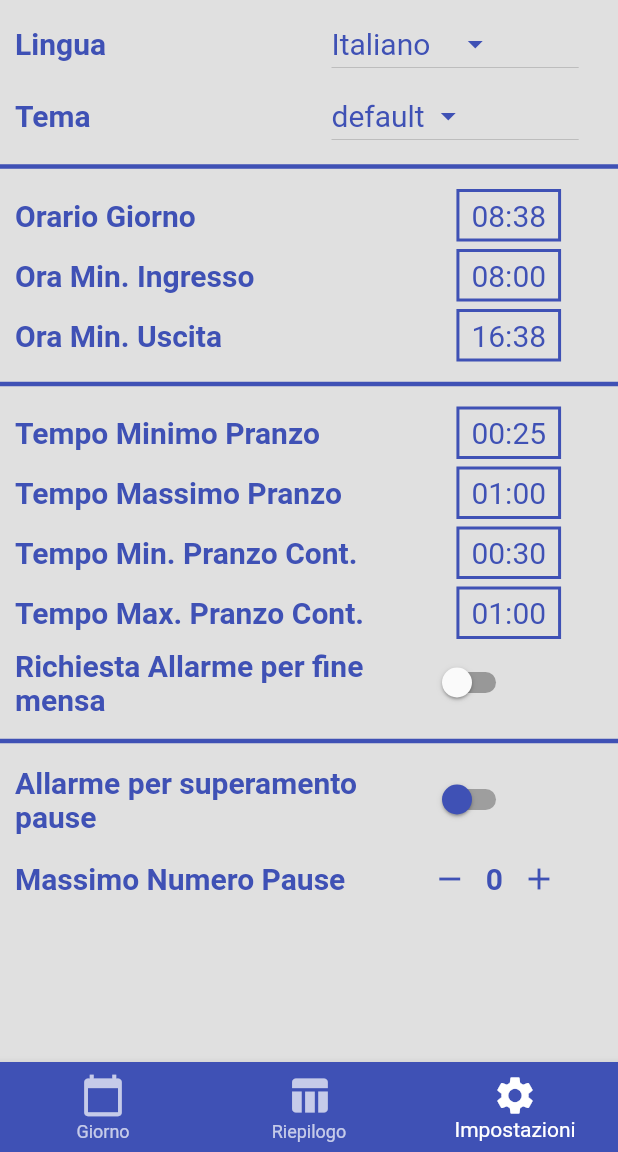
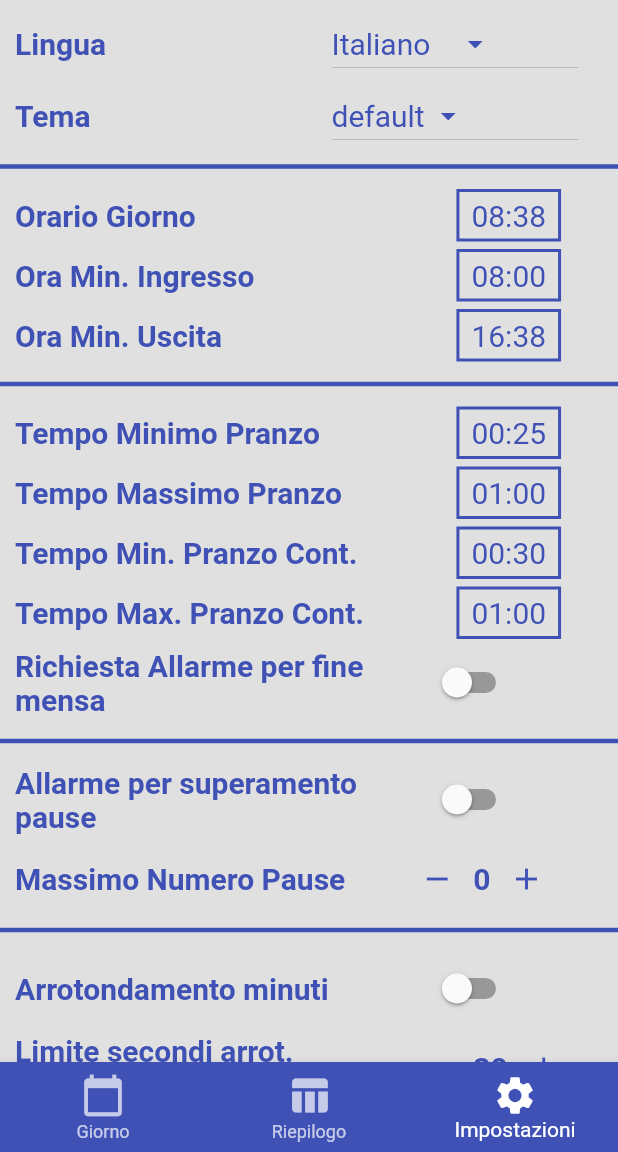
Before and after one commit to gpalleschi/WBadge, a Flutter app: the screen it shows after launch, item 3 of the bottom bar chosen, on a phone screen of 412 x 824 dp, the part 84-1236 px from its top. Run offline on Flutter 3.47's test engine with Material 2 defaults, Android fonts, the phone set to English and light mode, and no system bars; our stand-ins replace expandable, sqflite; missing offline and left inert: flutter_alarm_clock; accounts and stored records are empty; generated files the repository leaves out were written again.

Commit message:
Add Minutes Round parameters + add on settings page

```diff
--- a/lib/l10n/app_en.arb
+++ b/lib/l10n/app_en.arb
@@ -55,5 +55,7 @@
     "msgalarmlunch" : "Do you want to activate the end of lunch alarm at {timeToAlarm} ?",
     "timerendlunch" : "End Lunch",
     "warning" : "Warning",
-    "version" : "Version"
+    "version" : "Version",
+    "roundseconds" : "Round Minutes",
+    "limitseconds" : "Limit seconds rounding up minutes"
 }
--- a/lib/l10n/app_es.arb
+++ b/lib/l10n/app_es.arb
@@ -55,5 +55,7 @@
     "msgalarmlunch" : "¿Quieres activar la alarma de fin de almuerzo a las {timeToAlarm}?",
     "timerendlunch" : "Fin Almuerzo",
     "warning" : "Advertencia",
-    "version" : "Versión"
+    "version" : "Versión",
+    "roundseconds" : "Redondeo de minutos",
+    "limitseconds" : "Límite segundos redondear minutos"
 }
--- a/lib/l10n/app_it.arb
+++ b/lib/l10n/app_it.arb
@@ -55,5 +55,7 @@
     "msgalarmlunch" : "Vuoi Attivare l''allarme di fine mensa alle {timeToAlarm} ?",
     "timerendlunch" : "Fine Mensa",
     "warning" : "Warning",
-    "version" : "Versione"
+    "version" : "Versione",
+    "roundseconds" : "Arrotondamento minuti",
+    "limitseconds" : "Limite secondi arrot. eccesso minuti"
 }
--- a/lib/pages/settings_page.dart
+++ b/lib/pages/settings_page.dart
@@ -96,13 +96,13 @@ class SettingsPage extends StatelessWidget {
       child: Row(children: [ SizedBox(width: MediaQuery.of(context).size.width/1.5, child: Text(AppLocalizations.of(context)!.reqalarmmaxbreaks, style: const TextStyle(fontSize: fontSize, fontWeight: FontWeight.bold),)),
          Switch( value: paramProvider.check_tot_breaks,
                 activeColor: Theme.of(context).iconTheme.color,
-                inactiveThumbColor: Theme.of(context).iconTheme.color,
-                inactiveTrackColor: Theme.of(context).disabledColor,
+                // inactiveThumbColor: Theme.of(context).iconTheme.color,
+                // inactiveTrackColor: Theme.of(context).disabledColor,
                 onChanged: (value) { paramProvider.setParam('check_tot_breaks', value?'true':'false');})])),
          // Totale Pause
          Padding(
       padding: const EdgeInsets.only(top: 5.0, right: 5.0, left: 10.0),
-      child: Row( children: [ SizedBox(width: MediaQuery.of(context).size.width/1.55, child: Text(AppLocalizations.of(context)!.maxbreaks, style: const TextStyle(fontSize: fontSize, fontWeight: FontWeight.bold),)),
+      child: Row( children: [ SizedBox(width: MediaQuery.of(context).size.width/1.60, child: Text(AppLocalizations.of(context)!.maxbreaks, style: const TextStyle(fontSize: fontSize, fontWeight: FontWeight.bold),)),
       Row(
         mainAxisAlignment: MainAxisAlignment.center,
         mainAxisSize: MainAxisSize.min,
@@ -124,18 +124,46 @@ class SettingsPage extends StatelessWidget {
           ),
         ],
       ),
-                            //  Container( padding: const EdgeInsets.only(top: 4.0, bottom: 4.0, right: 8.0, left: 8.0),
-                            //     child: Text(paramProvider.max_tot_breaks, style: TextStyle(color: Theme.of(context).primaryColor, fontSize: fontSize),),
-                            //     alignment: Alignment.center,
-                            //     decoration: BoxDecoration( border: Border.all(
-                            //                                color: Theme.of(context).primaryColor, //                   <--- border color
-                            //                                width: 2.0,
-                            //                              ),),
-                            //    ),
-
                 ])),
 
          //_RowParam(fontSize: fontSize, label: 'Massimo Numero Pause', type: 'max_tot_breaks', value: paramProvider.max_tot_breaks,),
+         const Divider( height: 20, thickness: 3, endIndent: 0,),
+         // Arrotondamento secondi
+         Padding(
+      padding: const EdgeInsets.only(top: 5.0, right: 5.0, left: 10.0),
+      child: Row(children: [ SizedBox(width: MediaQuery.of(context).size.width/1.5, child: Text(AppLocalizations.of(context)!.roundseconds, style: const TextStyle(fontSize: fontSize, fontWeight: FontWeight.bold),)),
+         Switch( value: paramProvider.round_seconds,
+                activeColor: Theme.of(context).iconTheme.color,
+                // inactiveThumbColor: Theme.of(context).iconTheme.color,
+                // inactiveTrackColor: Theme.of(context).disabledColor,
+                onChanged: (value) { paramProvider.setParam('round_seconds', value?'true':'false');})])),
+         // Totale Secondi
+         Padding(
+      padding: const EdgeInsets.only(top: 5.0, right: 5.0, left: 10.0, bottom: 10.0),
+      child: Row( children: [ SizedBox(width: MediaQuery.of(context).size.width/1.60, child: Text(AppLocalizations.of(context)!.limitseconds, style: const TextStyle(fontSize: fontSize, fontWeight: FontWeight.bold),)),
+      Row(
+        mainAxisAlignment: MainAxisAlignment.center,
+        mainAxisSize: MainAxisSize.min,
+        children: [
+          IconButton(
+            icon: Icon(Icons.remove, color: Theme.of(context).iconTheme.color,),
+            onPressed: () {
+              if ( int.parse(paramProvider.limit_round_seconds)-1 < 0 ) return;
+              paramProvider.setParam('limit_round_seconds',(int.parse(paramProvider.limit_round_seconds) - 1).toString());
+            },
+          ),
+          Text(paramProvider.limit_round_seconds, style: const TextStyle(fontSize: fontSize, fontWeight: FontWeight.bold)),
+          IconButton(
+            icon: Icon(Icons.add, color: Theme.of(context).iconTheme.color),
+            onPressed: () {
+              if ( int.parse(paramProvider.limit_round_seconds)+1 > 59 ) return;
+              paramProvider.setParam('limit_round_seconds',(int.parse(paramProvider.limit_round_seconds) + 1).toString());
+            },
+          ),
+        ],
+      ),
+                ])),
+
 
         ],)
 
--- a/lib/widgets/custom_button_timestamp.dart
+++ b/lib/widgets/custom_button_timestamp.dart
@@ -43,10 +43,10 @@ class CustomButtonTimeStamp extends StatelessWidget {
                     TimeOfDay timeOfDay = TimeOfDay.fromDateTime(now);
                     String timeToAdd = TimeUtility.getHourMinute(timeOfDay);
 
-                    // print('TimeToAdd : ${timeToAdd} seconds : ${now.second}');
+                    print('TimeToAdd : ${timeToAdd} seconds : ${now.second}');
 
-                    if ( now.second >= 30 ) {
-                       timeToAdd = TimeUtility.addTime(timeToAdd,"00:01");
+                    if ( paramProvider.round_seconds && int.parse(paramProvider.limit_round_seconds) > 0 &&now.second > int.parse(paramProvider.limit_round_seconds) ) {
+                          timeToAdd = TimeUtility.addTime(timeToAdd,"00:01");
                     }
 
                     // Start Break
```
Also changed, not shown: lib/providers/db_provider.dart (+6 -2 lines), lib/providers/param_provider.dart (+25 -15 lines), 1 other file.
